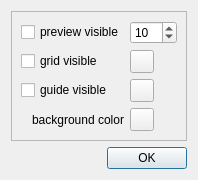
First picture: the form in qosmic/ui/adjustscenewidget.ui, repository bitsed/qosmic, before the edit.
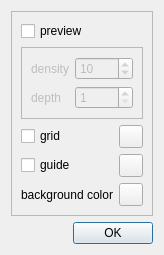
Second picture: the form after the edit. Icons and pictures are not drawn. Custom widgets are drawn as their Qt base class.

What changed in the file:
```diff
--- a/qosmic/ui/adjustscenewidget.ui
+++ b/qosmic/ui/adjustscenewidget.ui
@@ -6,10 +6,22 @@
    <rect>
     <x>0</x>
     <y>0</y>
-    <width>198</width>
-    <height>175</height>
+    <width>162</width>
+    <height>242</height>
    </rect>
   </property>
+  <property name="sizePolicy">
+   <sizepolicy hsizetype="Maximum" vsizetype="Maximum">
+    <horstretch>0</horstretch>
+    <verstretch>0</verstretch>
+   </sizepolicy>
+  </property>
+  <property name="maximumSize">
+   <size>
+    <width>170</width>
+    <height>250</height>
+   </size>
+  </property>
   <property name="windowTitle">
    <string>Scene Settings</string>
   </property>
@@ -18,50 +30,24 @@
   </property>
   <layout class="QGridLayout" name="gridLayout_2">
    <item row="0" column="0">
-    <widget class="QFrame" name="frame">
-     <property name="sizePolicy">
-      <sizepolicy hsizetype="Preferred" vsizetype="Maximum">
-       <horstretch>0</horstretch>
-       <verstretch>0</verstretch>
-      </sizepolicy>
-     </property>
-     <property name="frameShape">
-      <enum>QFrame::StyledPanel</enum>
-     </property>
-     <property name="frameShadow">
-      <enum>QFrame::Sunken</enum>
-     </property>
-     <layout class="QVBoxLayout" name="verticalLayout">
-      <item>
+    <layout class="QVBoxLayout" name="verticalLayout">
+     <item>
+      <widget class="QFrame" name="frame">
+       <property name="frameShape">
+        <enum>QFrame::StyledPanel</enum>
+       </property>
+       <property name="frameShadow">
+        <enum>QFrame::Sunken</enum>
+       </property>
        <layout class="QGridLayout" name="gridLayout">
-        <item row="0" column="0">
-         <widget class="QCheckBox" name="m_previewCheckBox">
-          <property name="text">
-           <string>preview visible</string>
-          </property>
-         </widget>
-        </item>
-        <item row="0" column="1">
-         <widget class="IntValueEditor" name="m_previewEditor">
-          <property name="toolTip">
-           <string>preview density</string>
-          </property>
-          <property name="maximum">
-           <number>999</number>
-          </property>
-          <property name="value">
-           <number>10</number>
-          </property>
-         </widget>
-        </item>
-        <item row="1" column="0">
+        <item row="2" column="0">
          <widget class="QCheckBox" name="m_gridCheckBox">
           <property name="text">
-           <string>grid visible</string>
+           <string>grid</string>
           </property>
          </widget>
         </item>
-        <item row="1" column="1">
+        <item row="2" column="1">
          <widget class="QToolButton" name="m_gridColorButton">
           <property name="maximumSize">
            <size>
@@ -81,14 +67,14 @@
           </property>
          </widget>
         </item>
-        <item row="2" column="0">
+        <item row="3" column="0">
          <widget class="QCheckBox" name="m_guideCheckBox">
           <property name="text">
-           <string>guide visible</string>
+           <string>guide</string>
           </property>
          </widget>
         </item>
-        <item row="2" column="1">
+        <item row="3" column="1">
          <widget class="QToolButton" name="m_guideColorButton">
           <property name="maximumSize">
            <size>
@@ -108,28 +94,8 @@
           </property>
          </widget>
         </item>
-        <item row="3" column="1">
-         <widget class="QToolButton" name="m_bgColorButton">
-          <property name="maximumSize">
-           <size>
-            <width>24</width>
-            <height>24</height>
-           </size>
-          </property>
-          <property name="toolTip">
-           <string>set background color</string>
-          </property>
-          <property name="text">
-           <string/>
-          </property>
-          <property name="icon">
-           <iconset resource="../qosmic.qrc">
-            <normaloff>:/icons/silk/color_wheel.xpm</normaloff>:/icons/silk/color_wheel.xpm</iconset>
-          </property>
-         </widget>
-        </item>
-        <item row="3" column="0">
-         <widget class="QLabel" name="label_5">
+        <item row="4" column="0">
+         <widget class="QLabel" name="bglabel">
           <property name="layoutDirection">
            <enum>Qt::RightToLeft</enum>
           </property>
@@ -141,33 +107,127 @@
           </property>
          </widget>
         </item>
+        <item row="4" column="1">
+         <widget class="QToolButton" name="m_bgColorButton">
+          <property name="maximumSize">
+           <size>
+            <width>24</width>
+            <height>24</height>
+           </size>
+          </property>
+          <property name="toolTip">
+           <string>set background color</string>
+          </property>
+          <property name="text">
+           <string/>
+          </property>
+          <property name="icon">
+           <iconset resource="../qosmic.qrc">
+            <normaloff>:/icons/silk/color_wheel.xpm</normaloff>:/icons/silk/color_wheel.xpm</iconset>
+          </property>
+         </widget>
+        </item>
+        <item row="0" column="0">
+         <widget class="QCheckBox" name="m_previewCheckBox">
+          <property name="text">
+           <string>preview</string>
+          </property>
+         </widget>
+        </item>
+        <item row="1" column="0" colspan="2">
+         <widget class="QFrame" name="m_previewFrame">
+          <property name="enabled">
+           <bool>false</bool>
+          </property>
+          <property name="frameShape">
+           <enum>QFrame::StyledPanel</enum>
+          </property>
+          <property name="frameShadow">
+           <enum>QFrame::Sunken</enum>
+          </property>
+          <layout class="QFormLayout" name="formLayout">
+           <item row="0" column="0">
+            <widget class="QLabel" name="label">
+             <property name="text">
+              <string>density</string>
+             </property>
+            </widget>
+           </item>
+           <item row="0" column="1">
+            <widget class="IntValueEditor" name="m_previewDensityEditor">
+             <property name="toolTip">
+              <string>preview density</string>
+             </property>
+             <property name="maximum">
+              <number>999</number>
+             </property>
+             <property name="value">
+              <number>10</number>
+             </property>
+            </widget>
+           </item>
+           <item row="1" column="0">
+            <widget class="QLabel" name="label_2">
+             <property name="text">
+              <string>depth</string>
+             </property>
+            </widget>
+           </item>
+           <item row="1" column="1">
+            <widget class="IntValueEditor" name="m_previewDepthEditor">
+             <property name="toolTip">
+              <string>preview iterations</string>
+             </property>
+             <property name="minimum">
+              <number>1</number>
+             </property>
+             <property name="value">
+              <number>1</number>
+             </property>
+            </widget>
+           </item>
+          </layout>
+          <zorder>m_previewDensityEditor</zorder>
+          <zorder>m_previewDepthEditor</zorder>
+          <zorder>label</zorder>
+          <zorder>label_2</zorder>
+         </widget>
+        </item>
        </layout>
-      </item>
-     </layout>
-    </widget>
-   </item>
-   <item row="1" column="0">
-    <widget class="QDialogButtonBox" name="m_okButtonBox">
-     <property name="orientation">
-      <enum>Qt::Horizontal</enum>
-     </property>
-     <property name="standardButtons">
-      <set>QDialogButtonBox::Ok</set>
-     </property>
-    </widget>
-   </item>
-   <item row="2" column="0">
-    <spacer name="verticalSpacer">
-     <property name="orientation">
-      <enum>Qt::Vertical</enum>
-     </property>
-     <property name="sizeHint" stdset="0">
-      <size>
-       <width>149</width>
-       <height>0</height>
-      </size>
-     </property>
-    </spacer>
+       <zorder>m_gridCheckBox</zorder>
+       <zorder>m_gridColorButton</zorder>
+       <zorder>m_guideCheckBox</zorder>
+       <zorder>m_guideColorButton</zorder>
+       <zorder>bglabel</zorder>
+       <zorder>m_bgColorButton</zorder>
+       <zorder>m_previewCheckBox</zorder>
+       <zorder>m_previewFrame</zorder>
+      </widget>
+     </item>
+     <item>
+      <widget class="QDialogButtonBox" name="m_okButtonBox">
+       <property name="orientation">
+        <enum>Qt::Horizontal</enum>
+       </property>
+       <property name="standardButtons">
+        <set>QDialogButtonBox::Ok</set>
+       </property>
+      </widget>
+     </item>
+     <item>
+      <spacer name="verticalSpacer">
+       <property name="orientation">
+        <enum>Qt::Vertical</enum>
+       </property>
+       <property name="sizeHint" stdset="0">
+        <size>
+         <width>1</width>
+         <height>0</height>
+        </size>
+       </property>
+      </spacer>
+     </item>
+    </layout>
    </item>
   </layout>
  </widget>
```
